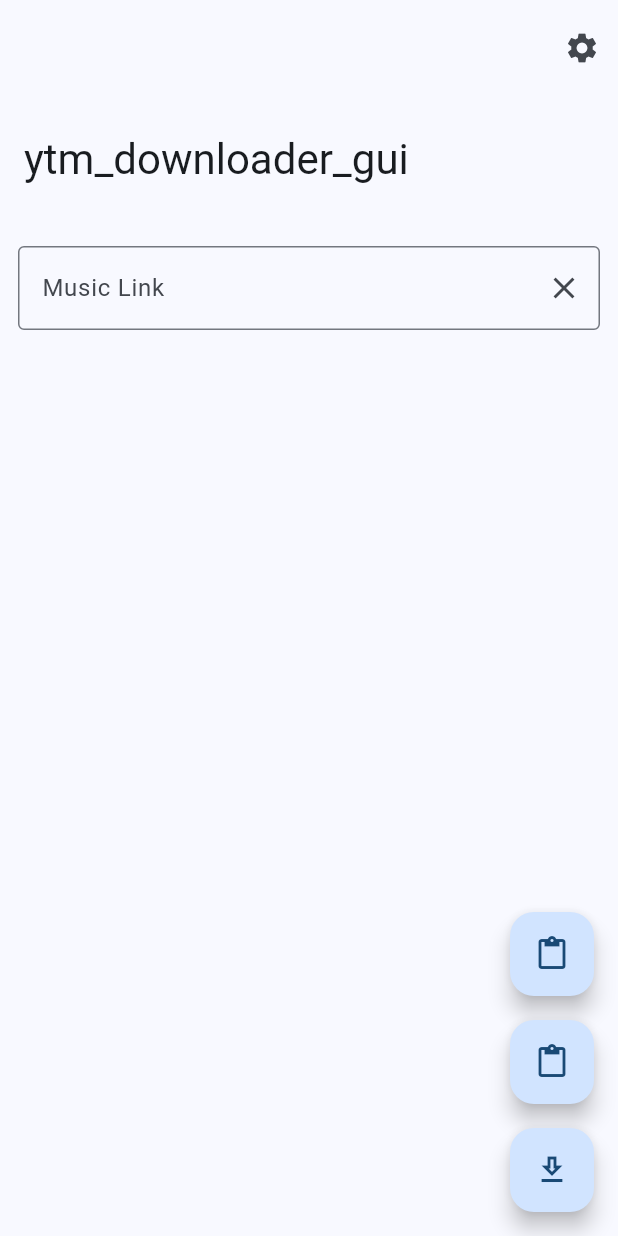
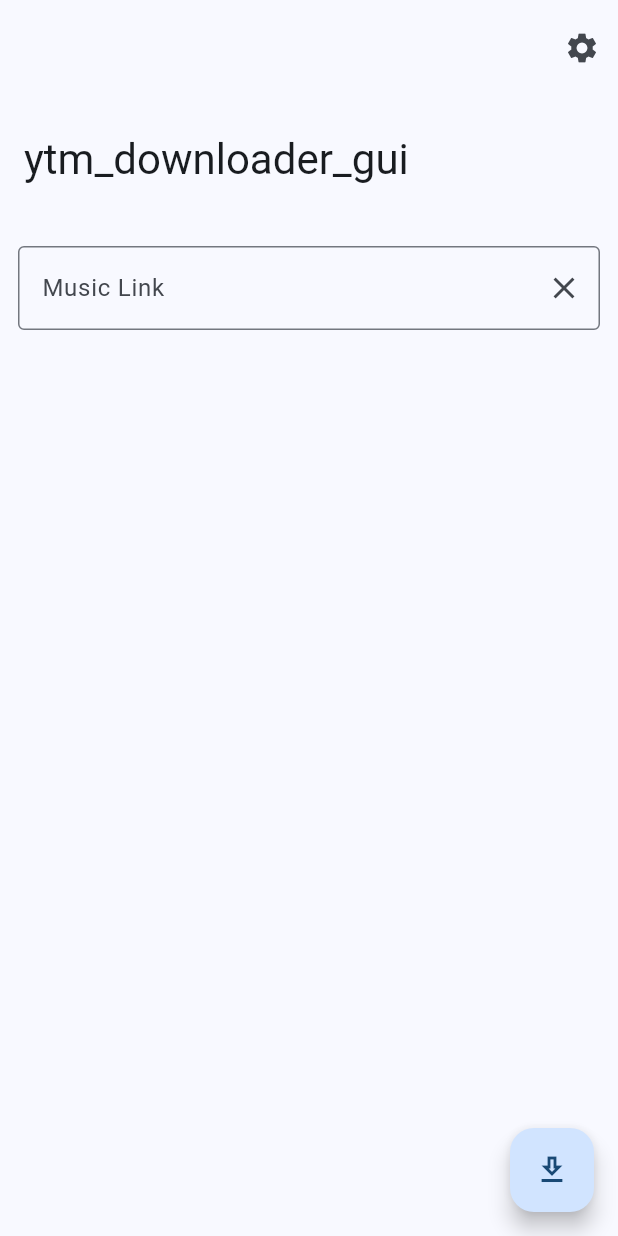
Before and after one commit to marcoxmediran/ytm-downloader-gui, a Flutter app: the screen it shows after launch, on a phone screen of 412 x 824 dp. Run offline on Flutter 3.47's test engine with Material 2 defaults, Android fonts, the phone set to English and light mode, and no system bars; drawn by our look-alikes of dynamic_color; our stand-ins replace permission_handler; missing offline and left inert: audiotags, ffmpeg_kit_flutter_audio, media_scanner, youtube_explode_dart; project files that could hold a hidden picture were left out.

Commit message:
removed test paste buttons

```diff
--- a/lib/home.dart
+++ b/lib/home.dart
@@ -20,22 +20,6 @@ class _HomeState extends State<Home> {
       floatingActionButton: Column(
         mainAxisAlignment: MainAxisAlignment.end,
         children: [
-          FloatingActionButton(
-            child: const Icon(Icons.paste),
-            onPressed: () {
-              _linkController.text =
-                  "https://music.youtube.com/watch?v=lqVBI7iCnog&list=RDAMVMlqVBI7iCnog";
-            },
-          ),
-          const SizedBox(height: 16.0),
-          FloatingActionButton(
-            child: const Icon(Icons.paste),
-            onPressed: () {
-              _linkController.text =
-                  "https://music.youtube.com/watch?v=oHb8VUjaj-U&feature=share";
-            },
-          ),
-          const SizedBox(height: 16.0),
           FloatingActionButton(
             child: const Icon(Icons.download_outlined),
             onPressed: () async {
```
